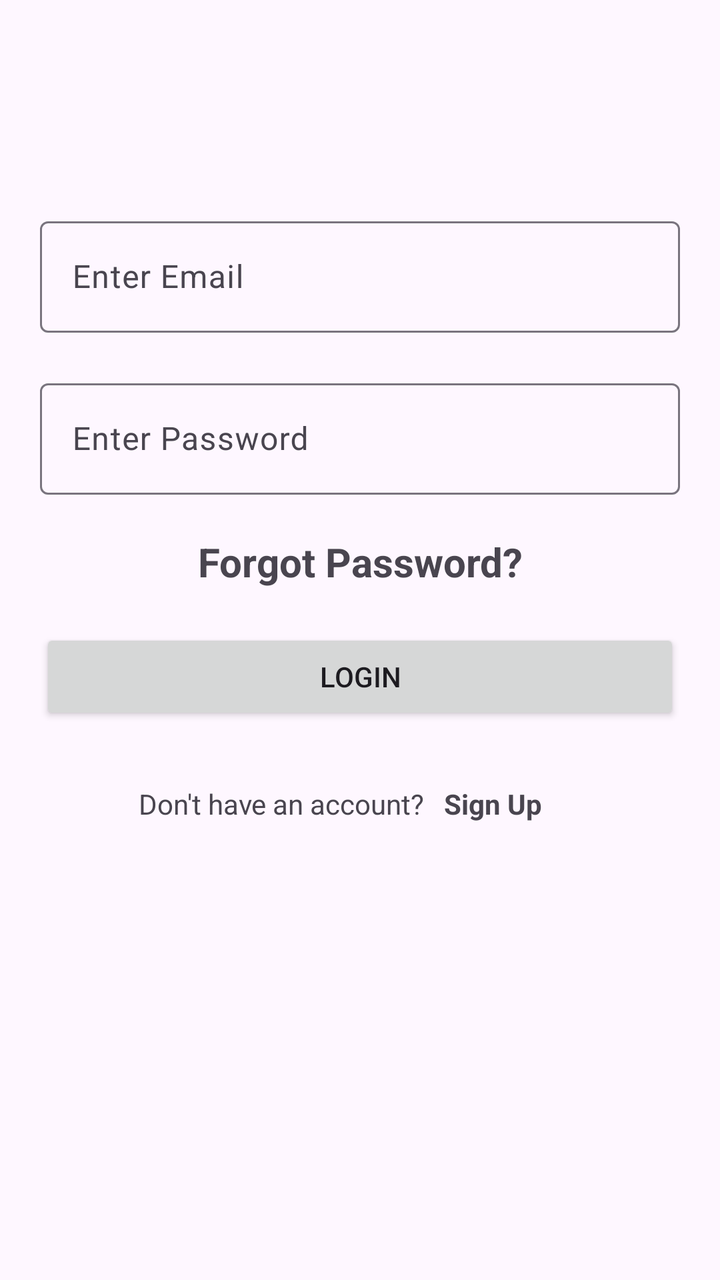
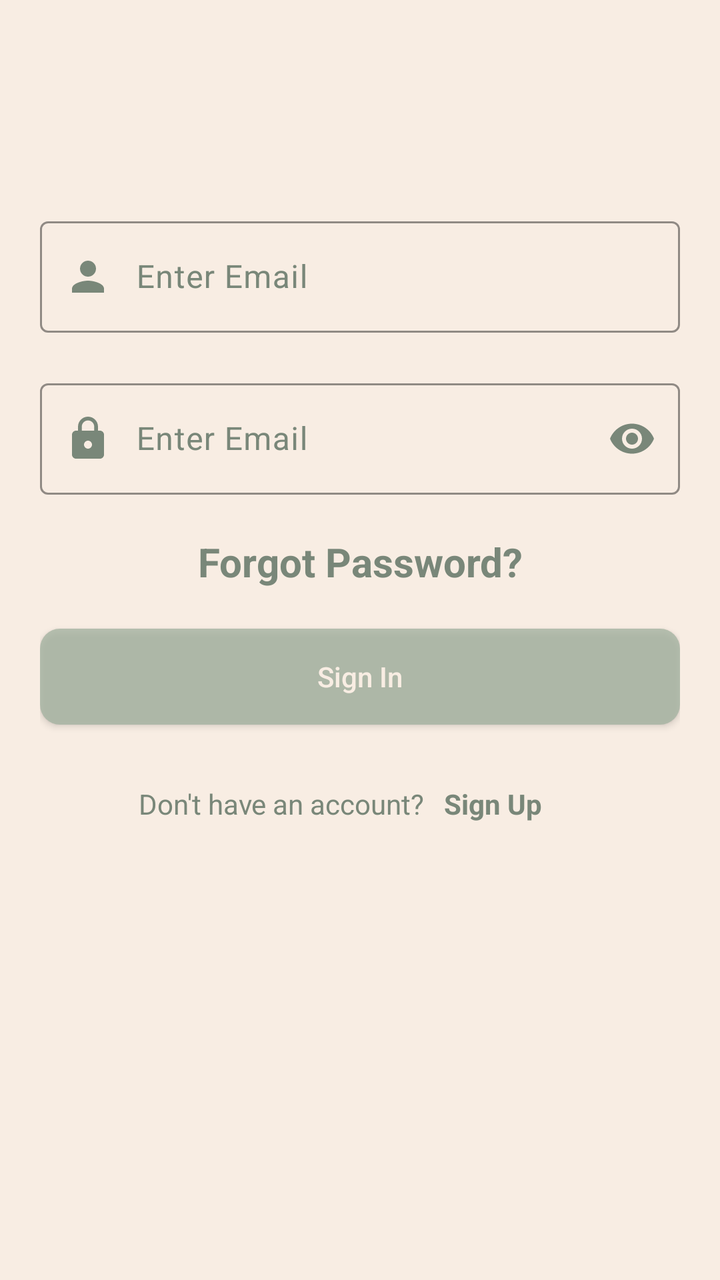

The first picture is an Android layout as it rendered before a commit; the second is the same layout after the commit. The layout source and the unified diff follow.
<!-- AndroidManifest.xml: application theme Theme.ECommerce -->
<!-- res/layout/fragment_sign_in.xml -->
<?xml version="1.0" encoding="utf-8"?>
<androidx.constraintlayout.widget.ConstraintLayout
    xmlns:android="http://schemas.android.com/apk/res/android"
    xmlns:tools="http://schemas.android.com/tools"
    android:layout_width="match_parent"
    android:layout_height="match_parent"
    xmlns:app="http://schemas.android.com/apk/res-auto"
    tools:context=".SignInFragment"
    android:padding="20dp">

    <com.google.android.material.textfield.TextInputLayout
        android:id="@+id/inply_email"
        android:layout_width="match_parent"
        android:layout_height="wrap_content"
        app:layout_constraintTop_toTopOf="parent"
        app:layout_constraintBottom_toTopOf="@id/inply_password"
        app:layout_constraintVertical_chainStyle="packed"
        app:layout_constraintVertical_bias="0.3">
        <com.google.android.material.textfield.TextInputEditText
            android:id="@+id/inpedt_email"
            android:layout_width="match_parent"
            android:layout_height="match_parent"
            android:hint="Enter Email"
            android:inputType="textEmailAddress"/>
    </com.google.android.material.textfield.TextInputLayout>

    <com.google.android.material.textfield.TextInputLayout
        android:id="@+id/inply_password"
        android:layout_width="match_parent"
        android:layout_height="wrap_content"
        android:layout_marginVertical="20dp"
        app:layout_constraintTop_toBottomOf="@id/inply_email"
        app:layout_constraintBottom_toTopOf="@id/txtvw_forgot_password">
        <com.google.android.material.textfield.TextInputEditText
            android:id="@+id/inpedt_password"
            android:layout_width="match_parent"
            android:layout_height="match_parent"
            android:hint="Enter Password"
            android:inputType="textPassword"/>
    </com.google.android.material.textfield.TextInputLayout>
    <TextView
        android:id="@+id/txtvw_forgot_password"
        android:layout_width="match_parent"
        android:layout_height="wrap_content"
        android:text="Forgot Password?"
        android:textStyle="bold"
        android:textSize="20dp"
        android:layout_marginBottom="20dp"
        app:layout_constraintTop_toBottomOf="@id/inply_password"
        android:textAlignment="center"
        app:layout_constraintBottom_toTopOf="@id/btn_login"/>
    <androidx.appcompat.widget.AppCompatButton
        android:id="@+id/btn_login"
        android:layout_width="match_parent"
        android:layout_height="wrap_content"
        android:text="Login"
        app:layout_constraintTop_toBottomOf="@id/txtvw_forgot_password"
        app:layout_constraintBottom_toTopOf="@id/txtvw_dont_have_an_account"/>
    <TextView
        android:id="@+id/txtvw_dont_have_an_account"
        android:layout_width="0dp"
        android:layout_height="wrap_content"
        android:text="Don't have an account?"
        android:paddingVertical="10dp"
        android:textAlignment="textEnd"
        android:layout_marginTop="20dp"
        app:layout_constraintWidth_percent="0.6"
        app:layout_constraintStart_toStartOf="parent"
        app:layout_constraintTop_toBottomOf="@id/btn_login"
        app:layout_constraintEnd_toStartOf="@id/txtvw_sign_up"
        app:layout_constraintBottom_toBottomOf="parent"/>
    <TextView
        android:id="@+id/txtvw_sign_up"
        android:layout_width="0dp"
        android:layout_height="wrap_content"
        android:text="Sign Up"
        android:textStyle="bold"
        android:paddingStart="10dp"
        app:layout_constraintEnd_toEndOf="parent"
        app:layout_constraintStart_toEndOf="@id/txtvw_dont_have_an_account"
        app:layout_constraintTop_toTopOf="@id/txtvw_dont_have_an_account"
        app:layout_constraintBottom_toBottomOf="@id/txtvw_dont_have_an_account"
        app:layout_constraintBaseline_toBaselineOf="@id/txtvw_dont_have_an_account"/>


</androidx.constraintlayout.widget.ConstraintLayout>
<!-- resources referenced by this layout -->
<resources>
  <style name="Theme.ECommerce" parent="Base.Theme.ECommerce" />
  <style name="Base.Theme.ECommerce" parent="Theme.Material3.DayNight.NoActionBar">
          
          
      </style>
</resources>

<!-- the commit's change to res/layout/fragment_sign_in.xml (unified diff, before → after) -->
@@ -6,12 +6,19 @@
     android:layout_height="match_parent"
     xmlns:app="http://schemas.android.com/apk/res-auto"
     tools:context=".SignInFragment"
-    android:padding="20dp">
+    android:padding="20dp"
+    android:background="@color/colorPrimary">
 
     <com.google.android.material.textfield.TextInputLayout
         android:id="@+id/inply_email"
         android:layout_width="match_parent"
         android:layout_height="wrap_content"
+        app:startIconDrawable="@drawable/profile"
+        app:startIconTint="@color/colorText"
+        app:cursorColor="@color/colorText"
+        app:placeholderTextColor="@color/colorText"
+        android:textColorHint="@color/colorText"
+        app:boxStrokeColor="@color/colorText"
         app:layout_constraintTop_toTopOf="parent"
         app:layout_constraintBottom_toTopOf="@id/inply_password"
         app:layout_constraintVertical_chainStyle="packed"
@@ -20,8 +27,13 @@
             android:id="@+id/inpedt_email"
             android:layout_width="match_parent"
             android:layout_height="match_parent"
-            android:hint="Enter Email"
-            android:inputType="textEmailAddress"/>
+            android:hint="@string/enter_email"
+            android:paddingStart="48dp"
+            android:textColor="@color/colorText"
+            android:inputType="textEmailAddress"
+            android:maxLines="1"
+            android:singleLine="true"
+            android:ellipsize="end"/>
     </com.google.android.material.textfield.TextInputLayout>
 
     <com.google.android.material.textfield.TextInputLayout
@@ -29,22 +41,36 @@
         android:layout_width="match_parent"
         android:layout_height="wrap_content"
         android:layout_marginVertical="20dp"
+        app:startIconDrawable="@drawable/lock"
+        app:startIconTint="@color/colorText"
+        app:cursorColor="@color/colorText"
+        app:passwordToggleTint="@color/colorText"
+        app:placeholderTextColor="@color/colorText"
+        android:textColorHint="@color/colorText"
+        app:boxStrokeColor="@color/colorText"
+        app:passwordToggleEnabled="true"
         app:layout_constraintTop_toBottomOf="@id/inply_email"
         app:layout_constraintBottom_toTopOf="@id/txtvw_forgot_password">
         <com.google.android.material.textfield.TextInputEditText
             android:id="@+id/inpedt_password"
             android:layout_width="match_parent"
             android:layout_height="match_parent"
-            android:hint="Enter Password"
-            android:inputType="textPassword"/>
+            android:paddingStart="48dp"
+            android:hint="@string/enter_email"
+            android:textColor="@color/colorText"
+            android:inputType="textPassword"
+            android:maxLines="1"
+            android:singleLine="true"
+            android:ellipsize="end"/>
     </com.google.android.material.textfield.TextInputLayout>
     <TextView
         android:id="@+id/txtvw_forgot_password"
         android:layout_width="match_parent"
         android:layout_height="wrap_content"
-        android:text="Forgot Password?"
+        android:text="@string/forgot_password"
         android:textStyle="bold"
-        android:textSize="20dp"
+        android:textSize="20sp"
+        android:textColor="@color/colorText"
         android:layout_marginBottom="20dp"
         app:layout_constraintTop_toBottomOf="@id/inply_password"
         android:textAlignment="center"
@@ -53,17 +79,21 @@
         android:id="@+id/btn_login"
         android:layout_width="match_parent"
         android:layout_height="wrap_content"
-        android:text="Login"
+        android:text="@string/sign_in"
+        android:background = "@drawable/inactive_navigate_button_background"
+        android:textColor="@color/colorPrimary"
+        android:textAllCaps="false"
         app:layout_constraintTop_toBottomOf="@id/txtvw_forgot_password"
         app:layout_constraintBottom_toTopOf="@id/txtvw_dont_have_an_account"/>
     <TextView
         android:id="@+id/txtvw_dont_have_an_account"
         android:layout_width="0dp"
         android:layout_height="wrap_content"
-        android:text="Don't have an account?"
+        android:text="@string/dont_have_an_account"
         android:paddingVertical="10dp"
         android:textAlignment="textEnd"
         android:layout_marginTop="20dp"
+        android:textColor="@color/colorText"
         app:layout_constraintWidth_percent="0.6"
         app:layout_constraintStart_toStartOf="parent"
         app:layout_constraintTop_toBottomOf="@id/btn_login"
@@ -73,8 +103,9 @@
         android:id="@+id/txtvw_sign_up"
         android:layout_width="0dp"
         android:layout_height="wrap_content"
-        android:text="Sign Up"
+        android:text="@string/sign_up"
         android:textStyle="bold"
+        android:textColor="@color/colorText"
         android:paddingStart="10dp"
         app:layout_constraintEnd_toEndOf="parent"
         app:layout_constraintStart_toEndOf="@id/txtvw_dont_have_an_account"
@@ -82,5 +113,4 @@
         app:layout_constraintBottom_toBottomOf="@id/txtvw_dont_have_an_account"
         app:layout_constraintBaseline_toBaselineOf="@id/txtvw_dont_have_an_account"/>
 
-
 </androidx.constraintlayout.widget.ConstraintLayout>
<!-- resource entries referenced after the edit -->
@@ -1,5 +1,30 @@
 <!-- resources referenced by this layout -->
 <resources>
+  <color name="colorPrimary">#F8EDE3</color>
+  <color name="colorText">#798779</color>
+  <!-- drawable inactive_navigate_button_background (drawable) -->
+  <?xml version="1.0" encoding="utf-8"?>
+  <shape xmlns:android="http://schemas.android.com/apk/res/android">
+  <corners android:radius="10dp"/>
+      <solid android:color="#BFA2B29F"/>
+  </shape>
+  <!-- drawable lock (drawable) -->
+  <vector xmlns:android="http://schemas.android.com/apk/res/android" android:height="24dp" android:tint="@color/colorPrimary" android:viewportHeight="24" android:viewportWidth="24" android:width="24dp">
+        
+      <path android:fillColor="@android:color/white" android:pathData="M18,8h-1L17,6c0,-2.76 -2.24,-5 -5,-5S7,3.24 7,6v2L6,8c-1.1,0 -2,0.9 -2,2v10c0,1.1 0.9,2 2,2h12c1.1,0 2,-0.9 2,-2L20,10c0,-1.1 -0.9,-2 -2,-2zM12,17c-1.1,0 -2,-0.9 -2,-2s0.9,-2 2,-2 2,0.9 2,2 -0.9,2 -2,2zM15.1,8L8.9,8L8.9,6c0,-1.71 1.39,-3.1 3.1,-3.1 1.71,0 3.1,1.39 3.1,3.1v2z"/>
+      
+  </vector>
+  <!-- drawable profile (drawable) -->
+  <vector xmlns:android="http://schemas.android.com/apk/res/android" android:height="24dp" android:tint="@color/colorPrimary" android:viewportHeight="24" android:viewportWidth="24" android:width="24dp">
+  
+      <path android:fillColor="@android:color/white" android:pathData="M12,12c2.21,0 4,-1.79 4,-4s-1.79,-4 -4,-4 -4,1.79 -4,4 1.79,4 4,4zM12,14c-2.67,0 -8,1.34 -8,4v2h16v-2c0,-2.66 -5.33,-4 -8,-4z"/>
+  
+  </vector>
+  <string name="dont_have_an_account">Don\'t have an account?</string>
+  <string name="enter_email">Enter Email</string>
+  <string name="forgot_password">Forgot Password?</string>
+  <string name="sign_in">Sign In</string>
+  <string name="sign_up">Sign Up</string>
   <style name="Theme.ECommerce" parent="Base.Theme.ECommerce" />
   <style name="Base.Theme.ECommerce" parent="Theme.Material3.DayNight.NoActionBar">
           
